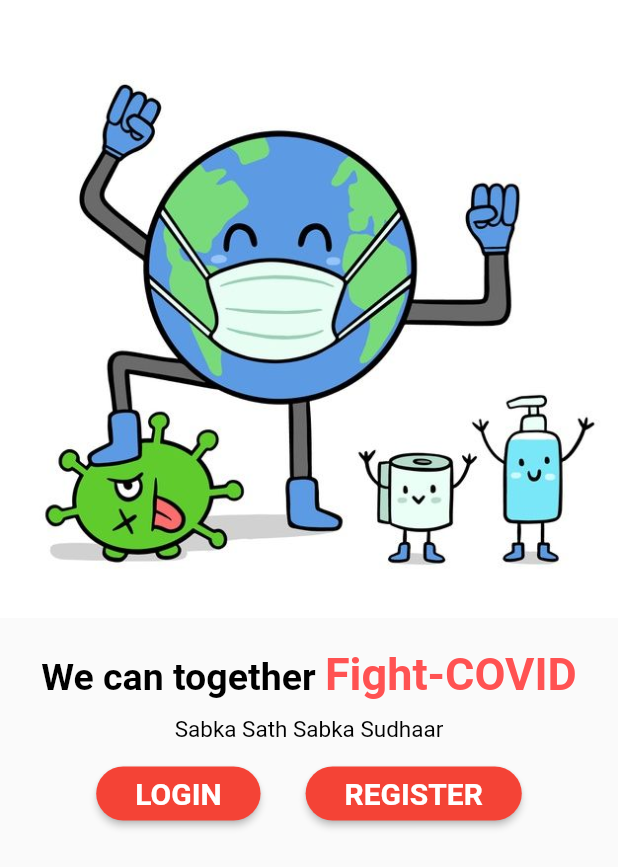
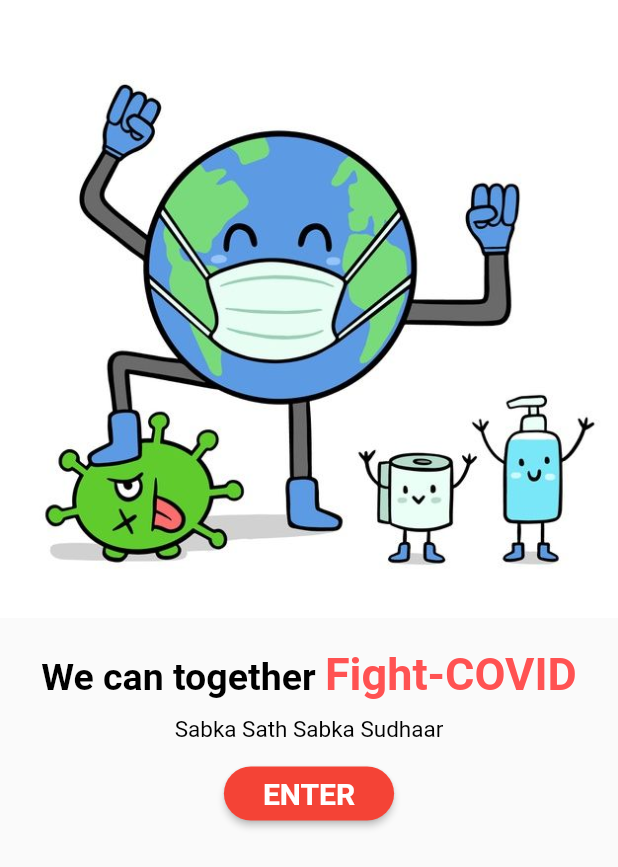
Before and after one commit to cyberabhi/FrontLIne, a Flutter app: the screen it shows after launch, on a phone screen of 412 x 824 dp. Shown: the top 867 px of the screen. Run offline on Flutter 3.47's test engine with Material 2 defaults, Android fonts, the phone set to English and light mode, and no system bars; our stand-ins replace firebase_auth, firebase_core, google_fonts; accounts and stored records are empty.

Commit message:
some UI/UX changes

```diff
--- a/intro/lib/BottomNavigation.dart
+++ b/intro/lib/BottomNavigation.dart
@@ -20,14 +20,14 @@ class _BottomNavigationState extends State<BottomNavigation> {
         items: [
           BottomNavigationBarItem(
             icon: Icon(
-              Icons.home,
+              Icons.home_outlined,
               size: 30,
             ),
             label: 'HOME',
           ),
           BottomNavigationBarItem(
             icon: Icon(
-              Icons.speaker_notes,
+              Icons.speaker_notes_outlined,
               size: 30,
             ),
             label: 'NOTICE BOARD',
--- a/intro/lib/Homepage.dart
+++ b/intro/lib/Homepage.dart
@@ -87,7 +87,7 @@ class _HomepageState extends State<Homepage> {
   Widget build(BuildContext context) {
     return Scaffold(
         appBar: AppBar(
-          automaticallyImplyLeading: false,
+          // automaticallyImplyLeading: false,
           title: Text('My Dashboard'),
           elevation: 0.0,
           centerTitle: true,
@@ -212,7 +212,7 @@ class ModalWidget extends StatelessWidget {
   @override
   Widget build(BuildContext context) {
     return IconButton(
-      icon: Icon(Icons.more_vert),
+      icon: Icon(Icons.info_outline_rounded),
       onPressed: () {
         showModalBottomSheet<void>(
           context: context,
--- a/intro/lib/SignUp.dart
+++ b/intro/lib/SignUp.dart
@@ -16,7 +16,7 @@ class _SignUpState extends State<SignUp> {
   checkAuthentication() async {
     _auth.authStateChanges().listen((user) async {
       if (user != null) {
-        Navigator.push(context,
+        Navigator.pushReplacement(context,
             MaterialPageRoute(builder: (context) => BottomNavigation()));
       }
     });
--- a/intro/lib/Start.dart
+++ b/intro/lib/Start.dart
@@ -51,7 +51,7 @@ class _StartState extends State<Start> {
               style: TextStyle(fontSize: 15, color: Colors.black),
             ),
             SizedBox(height: 10),
-            Row(
+            Column(
               mainAxisAlignment: MainAxisAlignment.center,
               children: <Widget>[
                 ElevatedButton(
@@ -59,27 +59,7 @@ class _StartState extends State<Start> {
                   child: Padding(
                     padding: EdgeInsets.only(left: 10, right: 10),
                     child: Text(
-                      'LOGIN',
-                      style: TextStyle(
-                        fontSize: 20,
-                        fontWeight: FontWeight.bold,
-                      ),
-                    ),
-                  ),
-                  style: ElevatedButton.styleFrom(
-                    primary: Colors.red,
-                    shape: RoundedRectangleBorder(
-                      borderRadius: BorderRadius.circular(20.0),
-                    ),
-                  ),
-                ),
-                SizedBox(width: 30),
-                ElevatedButton(
-                  onPressed: navigateToRegister,
-                  child: Padding(
-                    padding: EdgeInsets.only(left: 10, right: 10),
-                    child: Text(
-                      'REGISTER',
+                      'ENTER',
                       style: TextStyle(
                         fontSize: 20,
                         fontWeight: FontWeight.bold,
--- a/intro/lib/login.dart
+++ b/intro/lib/login.dart
@@ -18,7 +18,7 @@ class _LoginState extends State<Login> {
   checkAuthentification() async {
     _auth.authStateChanges().listen((user) {
       if (user != null) {
-        Navigator.push(context,
+        Navigator.pushReplacement(context,
             MaterialPageRoute(builder: (context) => BottomNavigation()));
       }
     });
@@ -135,7 +135,7 @@ class _LoginState extends State<Login> {
                   ),
                 ),
               ),
-              SizedBox(height: 10),
+              SizedBox(height: 20),
               GestureDetector(
                 child: Text('Create an Account?'),
                 onTap: navigateToSignUp,
```
